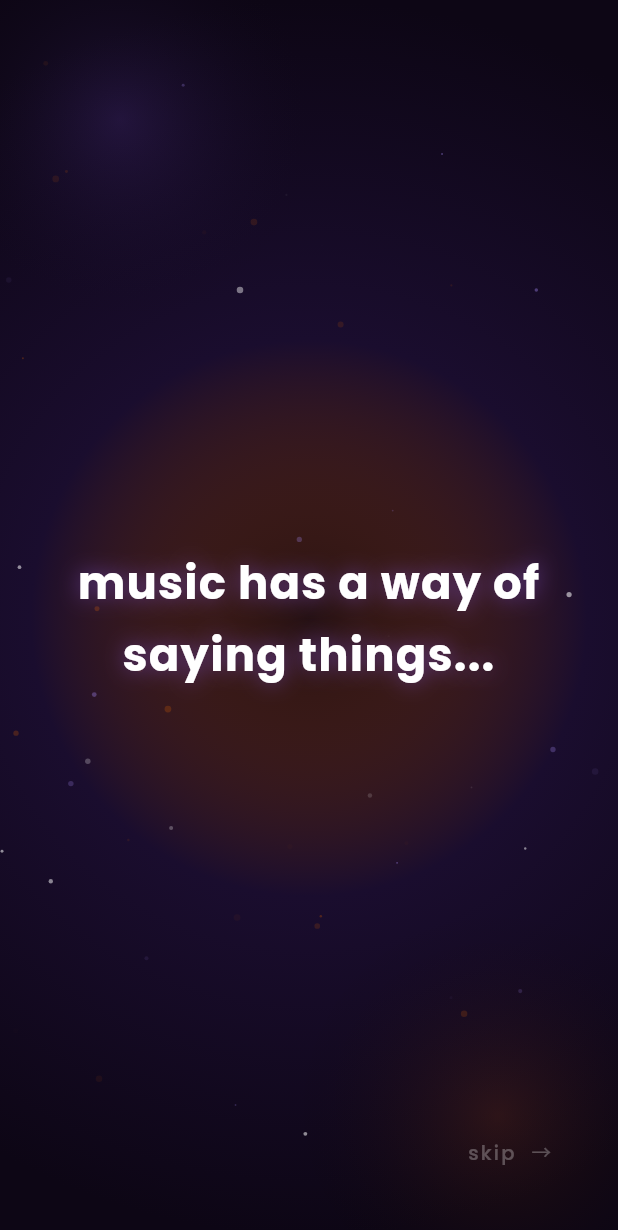
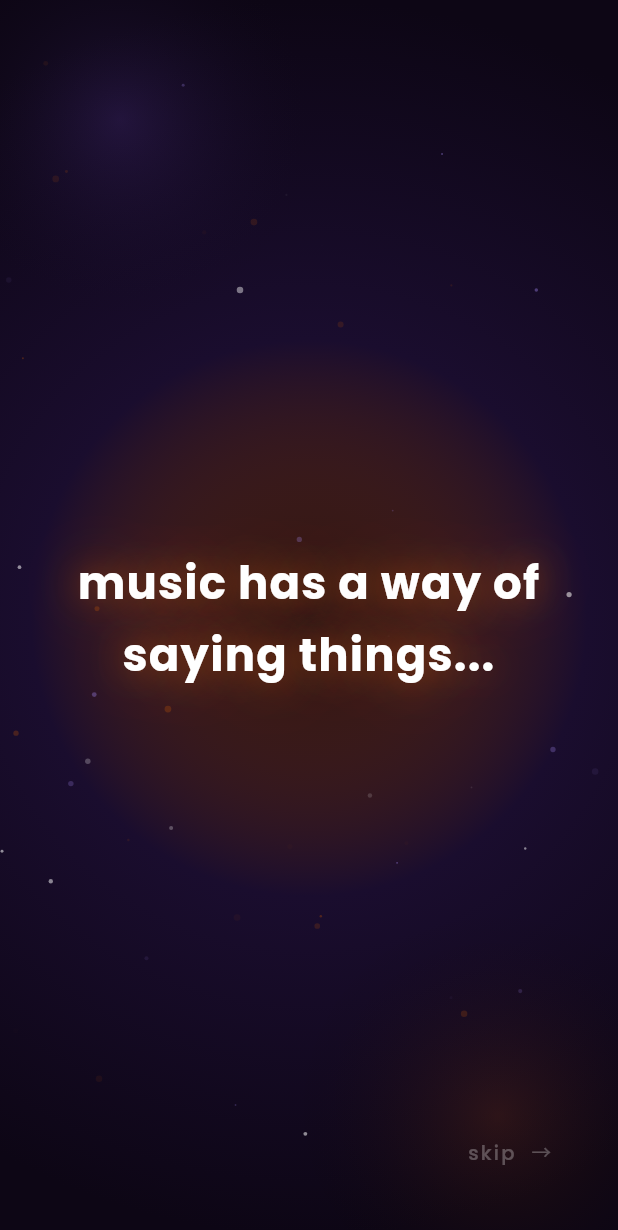
Before and after one commit to zauth14/someones-twenty-fifth-birthday-flutter, a Flutter app: the BirthdayModeScreen widget shown alone on an empty page, opened directly, after a tap on "Song Lyrics that Remind me of You", on a phone screen of 412 x 824 dp. Shown: the top 1230 px of the screen. Run offline on Flutter 3.47's test engine with Material 3 defaults, Android fonts, the phone set to English and light mode, and no system bars; our stand-ins replace google_fonts.

Commit message:
Update intro text timing, glow styling, and connections fix

```diff
--- a/lib/screens/birthday_mode.dart
+++ b/lib/screens/birthday_mode.dart
@@ -336,7 +336,6 @@ class _BirthdayModeScreenState extends State<BirthdayModeScreen>
     );
   }
 
-  // Placeholder intro phases — fill these in with your own words!
   static const _introPhases = [
     // 0 – 10 Things
     [
@@ -365,8 +364,8 @@ class _BirthdayModeScreenState extends State<BirthdayModeScreen>
     // 4 – Link Game
     [
       'everything is connected.',
-      'some more obviously than others.',
-      'good luck.',
+      'some more obviously than others (wink wink).',
+      'enjoy your favourite online game with a typo in the title due to copyright issues :)',
     ],
     // 5 – Quiz Time
     [
--- a/lib/screens/game_intro_screen.dart
+++ b/lib/screens/game_intro_screen.dart
@@ -61,8 +61,8 @@ class _GameIntroScreenState extends State<GameIntroScreen>
       // Hold — first phase is shorter, last is longer for emphasis
       final holdMs =
           i == 0
-              ? 1400
-              : (i == widget.phases.length - 1 ? 2200 : 1800);
+              ? 2000
+              : (i == widget.phases.length - 1 ? 3500 : 2800);
       await Future.delayed(Duration(milliseconds: holdMs));
       if (!mounted) return;
 
@@ -267,19 +267,17 @@ class _GameIntroScreenState extends State<GameIntroScreen>
                 : isLast
                 ? FontWeight.w600
                 : FontWeight.w400,
-        color:
-            isLast
-                ? widget.accentColor.withOpacity(0.95)
-                : Colors.white.withOpacity(isFirst ? 1.0 : 0.88),
+        color: Colors.white,
         height: 1.6,
         letterSpacing: isFirst ? 0.8 : 0.3,
         shadows: [
           Shadow(
-            color:
-                isLast
-                    ? widget.accentColor.withOpacity(0.6)
-                    : AppTheme.birthdayPurplePrimary.withOpacity(0.5),
-            blurRadius: isLast ? 28 : 18,
+            color: widget.accentColor.withOpacity(0.9),
+            blurRadius: isLast ? 40 : 28,
+          ),
+          Shadow(
+            color: widget.accentColor.withOpacity(0.5),
+            blurRadius: isLast ? 80 : 55,
           ),
         ],
       ),
--- a/lib/screens/games/buzzfeed_quiz.dart
+++ b/lib/screens/games/buzzfeed_quiz.dart
@@ -149,7 +149,7 @@ class _TenThingsScreenState extends State<TenThingsScreen>
                     ),
                     const SizedBox(height: 8),
                     Text(
-                      'a love letter, in 10 parts',
+                      'a few praises for you. You know, to boost your ego a little (ok, a lot) but it\'s your birthday so all is forgiven.',
                       textAlign: TextAlign.center,
                       style: GoogleFonts.poppins(
                         fontSize: 13,
--- a/lib/screens/welcome_screen.dart
+++ b/lib/screens/welcome_screen.dart
@@ -21,8 +21,8 @@ class _WelcomeScreenState extends State<WelcomeScreen>
   bool _navigating = false;
 
   static const _messages = [
-    'hi there, stranger',
-    'if you think I took this time to curate\nsomething specifically for you...',
+    'Hi there, stranger',
+    'If you think I took this time to curate\nsomething specifically for you...',
     '...you\'re wrong.\ni just love sidequesting',
     '...and building stuff...',
     '...and maaaybe also you (a little bit)',
```
Also changed, not shown: 2 other files.
